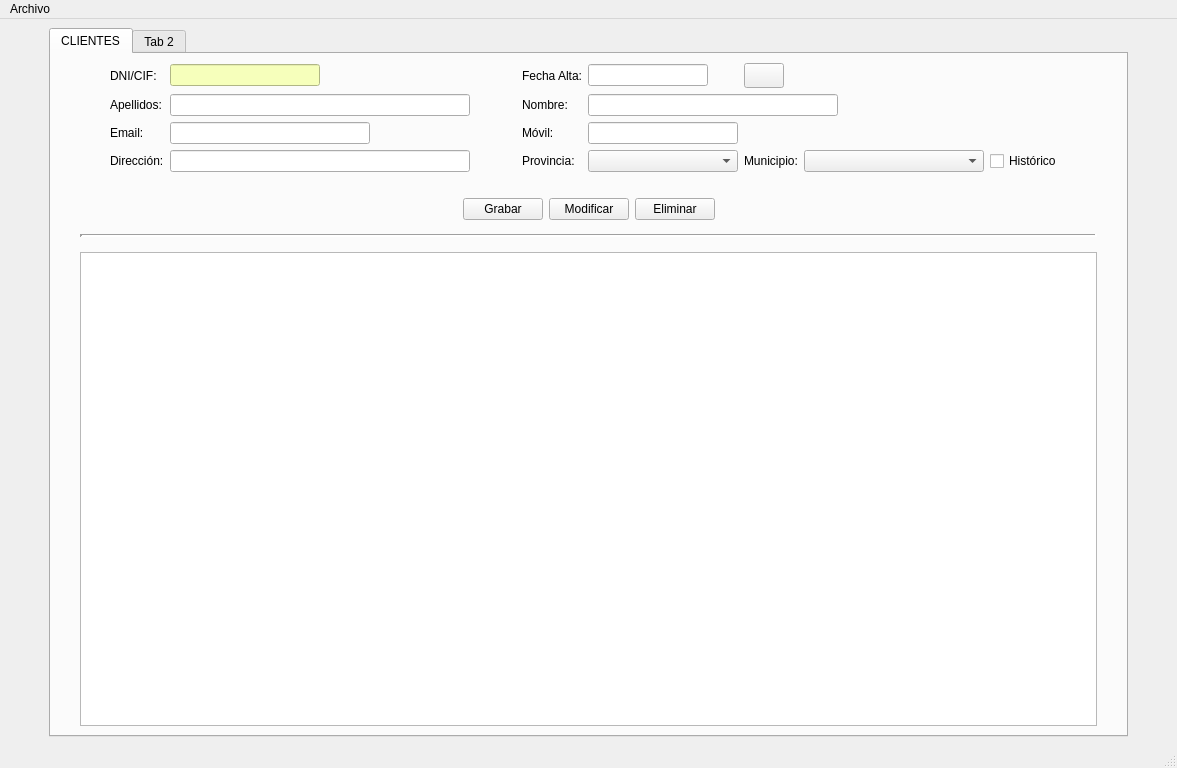
Old version of the form templates/venPrincipal.ui in the repository Jorgedehaz/DI.
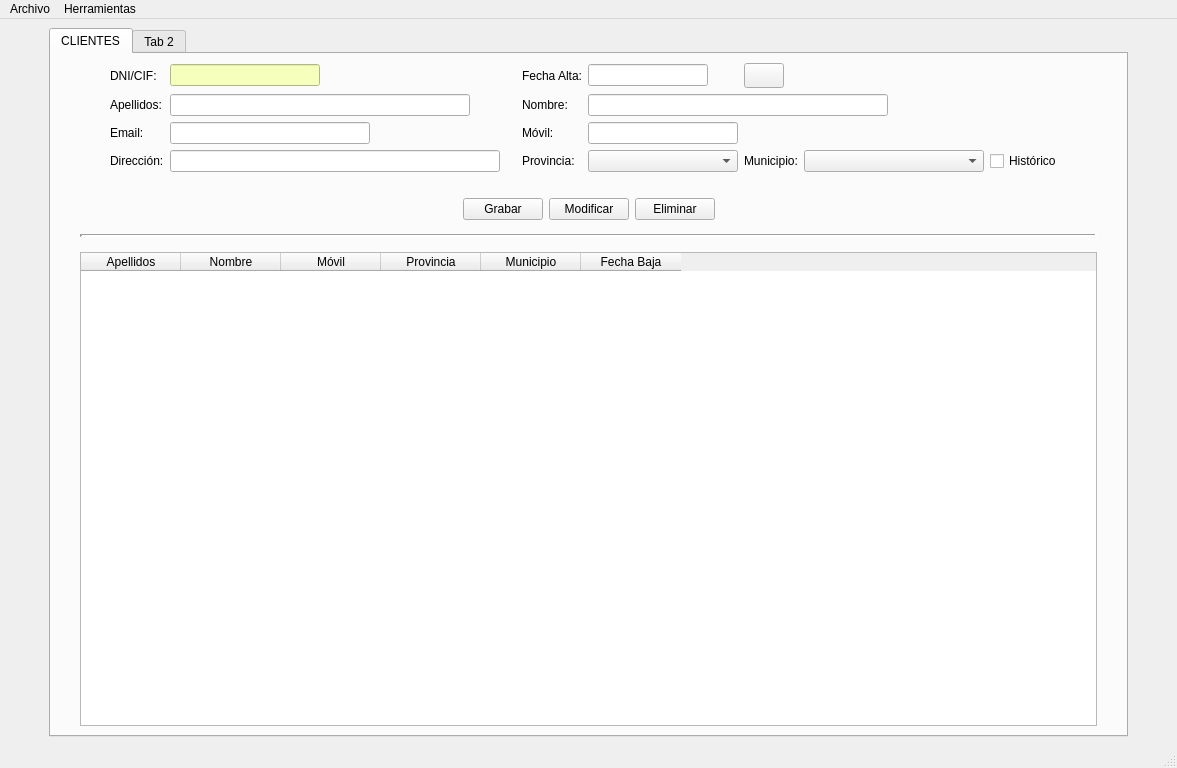
New version of the form. Icons and pictures are not drawn.

```diff
--- a/templates/venPrincipal.ui
+++ b/templates/venPrincipal.ui
@@ -151,7 +151,7 @@
             </property>
             <property name="minimumSize">
              <size>
-              <width>300</width>
+              <width>330</width>
               <height>0</height>
              </size>
             </property>
@@ -294,7 +294,7 @@
             </property>
             <property name="minimumSize">
              <size>
-              <width>250</width>
+              <width>300</width>
               <height>0</height>
              </size>
             </property>
@@ -504,7 +504,47 @@
          </layout>
         </item>
         <item row="4" column="1">
-         <widget class="QTableWidget" name="tablaClientes"/>
+         <widget class="QTableWidget" name="tablaClientes">
+          <property name="selectionBehavior">
+           <enum>QAbstractItemView::SelectRows</enum>
+          </property>
+          <property name="textElideMode">
+           <enum>Qt::ElideRight</enum>
+          </property>
+          <attribute name="verticalHeaderVisible">
+           <bool>false</bool>
+          </attribute>
+          <column>
+           <property name="text">
+            <string>Apellidos</string>
+           </property>
+          </column>
+          <column>
+           <property name="text">
+            <string>Nombre</string>
+           </property>
+          </column>
+          <column>
+           <property name="text">
+            <string>Móvil</string>
+           </property>
+          </column>
+          <column>
+           <property name="text">
+            <string>Provincia</string>
+           </property>
+          </column>
+          <column>
+           <property name="text">
+            <string>Municipio</string>
+           </property>
+          </column>
+          <column>
+           <property name="text">
+            <string>Fecha Baja</string>
+           </property>
+          </column>
+         </widget>
         </item>
         <item row="2" column="0">
          <spacer name="horizontalSpacer_9">
@@ -580,7 +620,15 @@
     </property>
     <addaction name="actionSalir"/>
    </widget>
+   <widget class="QMenu" name="menuHerramientas">
+    <property name="title">
+     <string>Herramientas</string>
+    </property>
+    <addaction name="actionCrear_Backup"/>
+    <addaction name="actionRestaurar_Backup"/>
+   </widget>
    <addaction name="menuArchivo"/>
+   <addaction name="menuHerramientas"/>
   </widget>
   <widget class="QStatusBar" name="statusbar"/>
   <action name="actionSalir">
```
Left out of the diff: 15 changed lines with no effect on the pictures.
